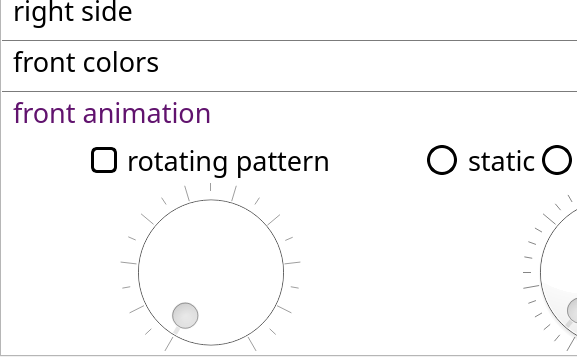
Old version of the form mainwindow.ui in the repository nextgennerf/FHK-76; both pictures show x 0 to 577 and y 123 to 480 of the 800 by 480 pixel window.
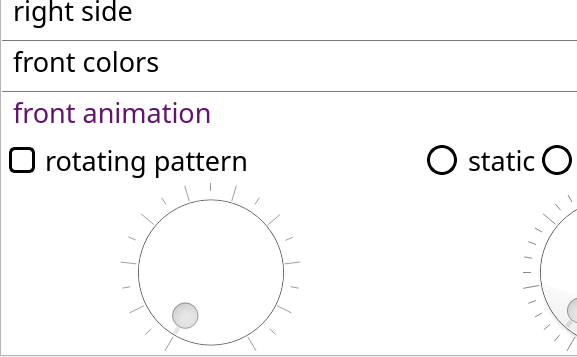
New version of the form. The open tabs and pages were chosen to show the change. Icons and pictures are not drawn.

The edit to the form file:
```diff
--- a/mainwindow.ui
+++ b/mainwindow.ui
@@ -2274,28 +2274,16 @@
          </rect>
         </property>
         <layout class="QGridLayout" name="frontGrid">
-         <property name="sizeConstraint">
-          <enum>QLayout::SetDefaultConstraint</enum>
-         </property>
          <property name="spacing">
           <number>3</number>
          </property>
          <item row="0" column="0">
           <layout class="QHBoxLayout" name="horizontalLayout">
-           <property name="spacing">
-            <number>0</number>
-           </property>
            <item>
             <spacer name="horizontalSpacer_4">
              <property name="orientation">
               <enum>Qt::Horizontal</enum>
              </property>
-             <property name="sizeHint" stdset="0">
-              <size>
-               <width>40</width>
-               <height>20</height>
-              </size>
-             </property>
             </spacer>
            </item>
            <item>
@@ -2323,8 +2311,8 @@
              </property>
              <property name="sizeHint" stdset="0">
               <size>
-               <width>40</width>
-               <height>20</height>
+               <width>0</width>
+               <height>0</height>
               </size>
              </property>
             </spacer>
```
Left out of the diff: 147 changed lines with no effect on the pictures.
